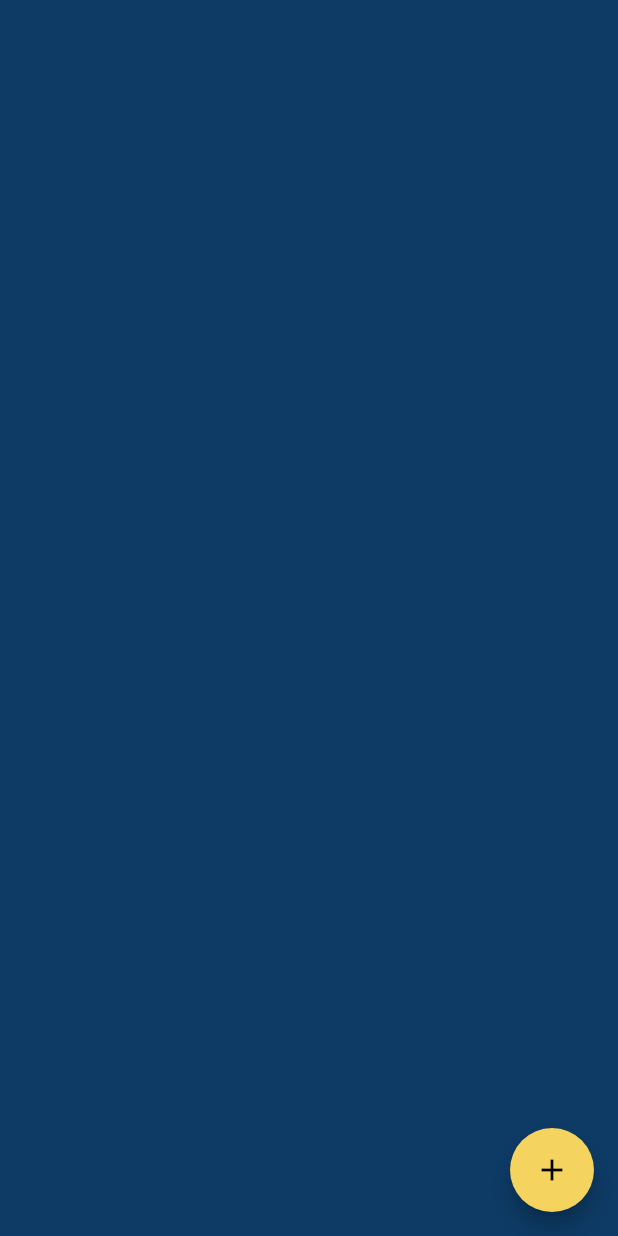
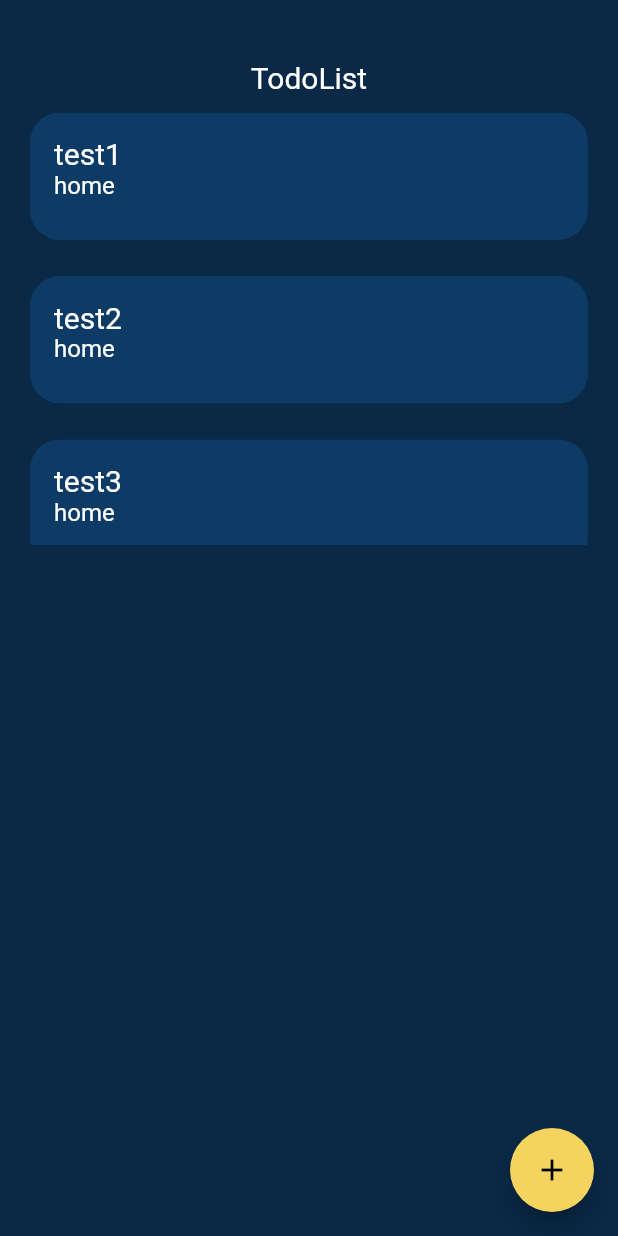
Before and after one commit to RubenSmn/todoapp, a Flutter app: the screen it shows after launch, on a phone screen of 412 x 824 dp. Run offline on Flutter 3.47's test engine with Material 2 defaults, Android fonts, the phone set to English and light mode, and no system bars.

Commit message:
Add TodoItem and Implement basic list logic

```diff
--- /dev/null
+++ b/app/todoapp/lib/TodoItem.dart
@@ -0,0 +1,6 @@
+class TodoItem {
+  String title;
+  String category;
+
+  TodoItem({required this.title, required this.category});
+}
--- a/app/todoapp/lib/main.dart
+++ b/app/todoapp/lib/main.dart
@@ -1,5 +1,7 @@
 import 'package:flutter/material.dart';
 import 'package:todoapp/themes/theme.dart';
+
+import 'TodoItem.dart';
 
 void main() {
   runApp(TodoApp());
@@ -13,8 +15,8 @@ class TodoApp extends StatelessWidget {
       title: 'Todo App',
       theme: ThemeData(
         // primarySwatch: AppTheme.colors.blue,
-        scaffoldBackgroundColor: AppTheme.colors.blue,
-        primaryColor: AppTheme.colors.blue,
+        scaffoldBackgroundColor: AppTheme.colors.blue[800],
+        primaryColor: AppTheme.colors.blue[800],
         accentColor: AppTheme.colors.yellow,
         textTheme: Theme.of(context).textTheme.apply(
               bodyColor: Colors.white,
@@ -36,10 +38,57 @@ class HomePage extends StatefulWidget {
 }
 
 class _HomePageState extends State<HomePage> {
+  final List<TodoItem> _todoList = <TodoItem>[
+    TodoItem(
+      title: 'test1',
+      category: 'home',
+    ),
+    TodoItem(
+      title: 'test2',
+      category: 'home',
+    ),
+    TodoItem(
+      title: 'test3',
+      category: 'home',
+    ),
+  ];
+
+  final TextEditingController _textEditingController = TextEditingController();
+
   @override
   Widget build(BuildContext context) {
     return Scaffold(
-      body: Container(),
+      // body: ListView(children: _getItems(),),
+      body: Container(
+        child: Padding(
+          padding: EdgeInsets.fromLTRB(20, 40, 20, 0),
+          child: Column(
+            children: [
+              // Padding(
+              //   padding: EdgeInsets.fromLTRB(20, 40, 20, 0),
+              //   child: Text(
+              //     'TodoList',
+              //     style: TextStyle(
+              //       fontSize: 20,
+              //     ),
+              //   ),
+              // ),
+              Text(
+                'TodoList',
+                style: TextStyle(
+                  fontSize: 20,
+                ),
+              ),
+              SizedBox(
+                height: 300,
+                child: ListView(
+                  children: _getItems(),
+                ),
+              ),
+            ],
+          ),
+        ),
+      ),
       floatingActionButton: FloatingActionButton(
         onPressed: () {},
         tooltip: 'Add task',
@@ -47,4 +96,65 @@ class _HomePageState extends State<HomePage> {
       ),
     );
   }
+
+  void _addTodoItem(String title, String category) {
+    setState(() {
+      _todoList.add(TodoItem(
+        title: title,
+        category: category,
+      ));
+    });
+    _textEditingController.clear();
+  }
+
+  Widget _buildTodoItem(TodoItem todoItem) {
+    return Container(
+      child: ClipRRect(
+        borderRadius: BorderRadius.all(Radius.circular(20)),
+        child: Container(
+          height: 85,
+          color: AppTheme.colors.blue,
+          child: Padding(
+            padding: EdgeInsets.all(16),
+            child: Column(
+              crossAxisAlignment: CrossAxisAlignment.start,
+              children: [
+                Text(
+                  todoItem.title,
+                  style: TextStyle(
+                    fontSize: 20,
+                  ),
+                ),
+                Text(
+                  todoItem.category,
+                  style: TextStyle(
+                    fontSize: 16,
+                  ),
+                ),
+              ],
+            ),
+          ),
+          // child: ListTile(
+          //   title: Text(
+          //     todoItem.title,
+          //   ),
+          //   subtitle: Text(
+          //     todoItem.category,
+          //   ),
+          // ),
+          // color: AppTheme.colors.blue,
+          // margin: EdgeInsets.fromLTRB(0, 12, 0, 12),
+        ),
+      ),
+      margin: EdgeInsets.fromLTRB(0, 12, 0, 12),
+    );
+  }
+
+  List<Widget> _getItems() {
+    final List<Widget> _todoWidgets = <Widget>[];
+    for (TodoItem todoItem in _todoList) {
+      _todoWidgets.add(_buildTodoItem(todoItem));
+    }
+    return _todoWidgets;
+  }
 }
```
